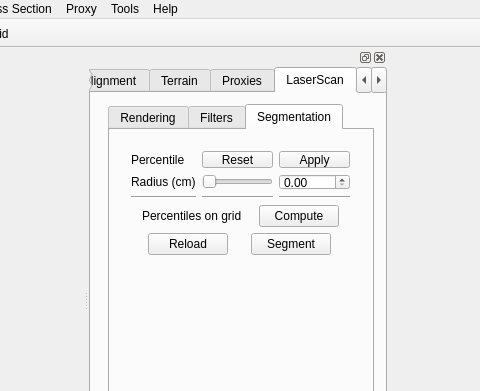
First picture: the form in src/OpenInfraPlatform/Forms/MainWindow.ui, repository tumcms/Open-Infra-Platform, before the edit; both pictures show x 235 to 715 and y 0 to 391 of the 947 by 573 pixel window.
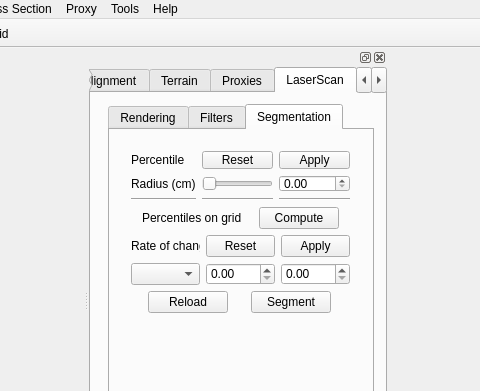
Second picture: the form after the edit. Icons and pictures are not drawn.

Commit message: Started working on line segmentation.

Patch:
```diff
--- a/src/OpenInfraPlatform/Forms/MainWindow.ui
+++ b/src/OpenInfraPlatform/Forms/MainWindow.ui
@@ -768,7 +768,7 @@
             <x>10</x>
             <y>10</y>
             <width>241</width>
-            <height>126</height>
+            <height>183</height>
            </rect>
           </property>
           <layout class="QVBoxLayout" name="verticalLayout_4">
@@ -902,6 +902,40 @@
              </item>
             </layout>
            </item>
+           <item>
+            <layout class="QGridLayout" name="gridLayout_5">
+             <item row="0" column="1">
+              <widget class="QPushButton" name="pushButtonResetRateOfChangeSegmentation">
+               <property name="text">
+                <string>Reset</string>
+               </property>
+              </widget>
+             </item>
+             <item row="0" column="2">
+              <widget class="QPushButton" name="pushButtonApplyRateOfChangeSegmentation">
+               <property name="text">
+                <string>Apply</string>
+               </property>
+              </widget>
+             </item>
+             <item row="0" column="0">
+              <widget class="QLabel" name="labelRateOfChange">
+               <property name="text">
+                <string>Rate of change</string>
+               </property>
+              </widget>
+             </item>
+             <item row="1" column="0">
+              <widget class="QComboBox" name="comboBoxRateOfChangeDimension"/>
+             </item>
+             <item row="1" column="1">
+              <widget class="QDoubleSpinBox" name="doubleSpinBoxRateOfChangeNeighbourDistance"/>
+             </item>
+             <item row="1" column="2">
+              <widget class="QDoubleSpinBox" name="doubleSpinBoxRateOfChangeMaxDiff"/>
+             </item>
+            </layout>
+           </item>
            <item>
             <layout class="QHBoxLayout" name="horizontalLayout_3">
              <item>
```
The commit also changes 6 other files.
